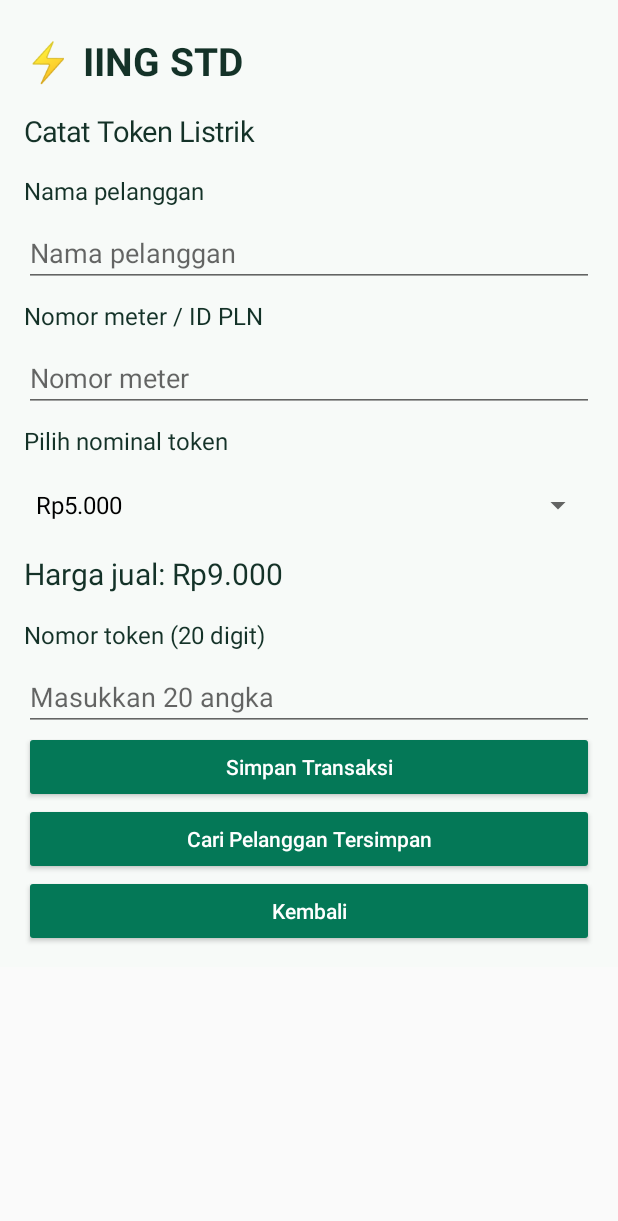
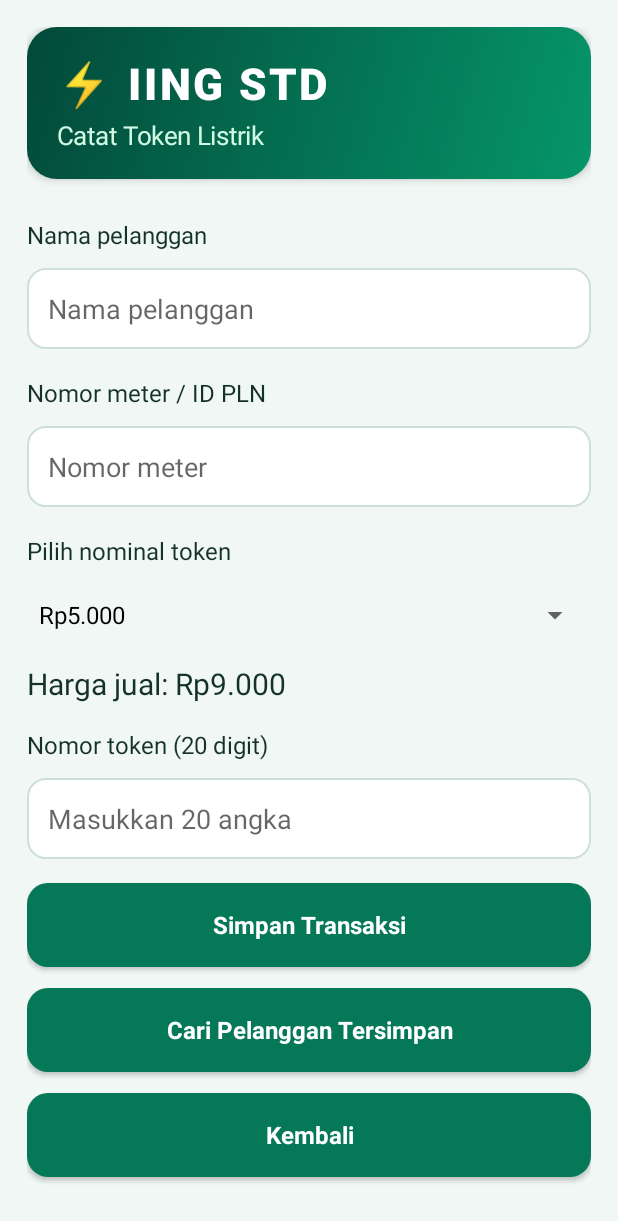
Before and after one commit to stdcrypto-boop/IING-STD-Token-Listrik, an Android app: the screen it shows after launch (MainActivity), after a tap on "＋ Transaksi Baru", on a phone screen of 412 x 824 dp. Shown: the top 1221 px of the screen. Run offline under Robolectric (Android 15) with nearby library versions, the phone set to English and light mode, and no system bars.

Commit message:
Redesign app with branded green UI and print lightning logo on every receipt

```diff
--- a/app/src/main/java/com/iingstd/token/MainActivity.java
+++ b/app/src/main/java/com/iingstd/token/MainActivity.java
@@ -8,6 +8,11 @@ import android.content.*;
 import android.content.pm.PackageManager;
 import android.graphics.Color;
 import android.graphics.Typeface;
+import android.graphics.Bitmap;
+import android.graphics.Canvas;
+import android.graphics.Paint;
+import android.graphics.Path;
+import android.graphics.drawable.GradientDrawable;
 import android.view.*;
 import android.widget.*;
 import org.json.*;
@@ -50,11 +55,31 @@ public class MainActivity extends Activity {
     }catch(Exception ignored){}
   }
   public void onCreate(Bundle b){super.onCreate(b);load();applyRequestedPricesOnce();home();}
-  LinearLayout panel(){root=new LinearLayout(this);root.setOrientation(1);root.setPadding(24,22,24,20);root.setBackgroundColor(Color.rgb(247,250,248));ScrollView s=new ScrollView(this);s.addView(root);setContentView(s);return root;}
+  int dp(int v){return (int)(getResources().getDisplayMetrics().density*v+0.5f);}
+  GradientDrawable shape(int color,int radius){GradientDrawable d=new GradientDrawable();d.setColor(color);d.setCornerRadius(dp(radius));return d;}
+  LinearLayout panel(){
+    root=new LinearLayout(this);root.setOrientation(1);root.setPadding(dp(18),dp(18),dp(18),dp(24));root.setBackgroundColor(Color.rgb(240,247,244));
+    ScrollView sc=new ScrollView(this);sc.setFillViewport(true);sc.addView(root);setContentView(sc);return root;
+  }
   TextView label(String s,int size){TextView t=new TextView(this);t.setText(s);t.setTextSize(size);t.setTextColor(Color.rgb(20,50,40));t.setPadding(0,12,0,12);root.addView(t);return t;}
-  Button button(String s,Runnable r){Button b=new Button(this);b.setText(s);b.setAllCaps(false);b.setTextColor(Color.WHITE);b.setBackgroundTintList(android.content.res.ColorStateList.valueOf(green));root.addView(b);b.setOnClickListener(v->r.run());return b;}
-  EditText field(String hint,int type){EditText e=new EditText(this);e.setHint(hint);e.setTextSize(18);e.setInputType(type);e.setSingleLine(true);root.addView(e);return e;}
-  void header(String title){label("⚡ IING STD",26).setTypeface(null,Typeface.BOLD);label(title,19);}
+  Button button(String s,Runnable r){
+    Button b=new Button(this);b.setText(s);b.setAllCaps(false);b.setTextSize(16);b.setTypeface(null,Typeface.BOLD);b.setTextColor(Color.WHITE);
+    b.setBackground(shape(green,14));b.setElevation(dp(3));b.setPadding(dp(12),dp(12),dp(12),dp(12));
+    LinearLayout.LayoutParams p=new LinearLayout.LayoutParams(-1,dp(56));p.setMargins(0,dp(6),0,dp(8));root.addView(b,p);b.setOnClickListener(v->r.run());return b;
+  }
+  EditText field(String hint,int type){
+    EditText e=new EditText(this);e.setHint(hint);e.setTextSize(18);e.setInputType(type);e.setSingleLine(true);
+    GradientDrawable bg=shape(Color.WHITE,12);bg.setStroke(dp(1),Color.rgb(204,224,216));e.setBackground(bg);e.setPadding(dp(14),0,dp(14),0);
+    LinearLayout.LayoutParams p=new LinearLayout.LayoutParams(-1,dp(54));p.setMargins(0,dp(3),0,dp(10));root.addView(e,p);return e;
+  }
+  void header(String title){
+    LinearLayout banner=new LinearLayout(this);banner.setOrientation(1);banner.setPadding(dp(20),dp(18),dp(20),dp(18));
+    GradientDrawable bg=new GradientDrawable(GradientDrawable.Orientation.TL_BR,new int[]{Color.rgb(3,73,57),Color.rgb(5,150,105)});
+    bg.setCornerRadius(dp(20));banner.setBackground(bg);banner.setElevation(dp(4));
+    LinearLayout.LayoutParams bp=new LinearLayout.LayoutParams(-1,-2);bp.setMargins(0,0,0,dp(18));root.addView(banner,bp);
+    TextView brand=new TextView(this);brand.setText("⚡ IING STD");brand.setTextColor(Color.WHITE);brand.setTextSize(29);brand.setLetterSpacing(0.07f);brand.setTypeface(Typeface.create("sans-serif-black",Typeface.BOLD));banner.addView(brand);
+    TextView subtitle=new TextView(this);subtitle.setText(title);subtitle.setTextColor(Color.rgb(209,250,229));subtitle.setTextSize(17);subtitle.setPadding(0,dp(4),0,0);banner.addView(subtitle);
+  }
   void home(){panel();header("Token Listrik");button("＋ Transaksi Baru",()->form());button("☰ Daftar Harga",()->pricePage());button("◷ Riwayat Transaksi",()->history());label("Data disimpan offline di HP. Nama dan nomor meter pelanggan dapat dipakai kembali.",15);}
   void form(){panel();header("Catat Token Listrik");label("Nama pelanggan",16);name=field("Nama pelanggan",1);label("Nomor meter / ID PLN",16);meter=field("Nomor meter",2);label("Pilih nominal token",16);
     nominal=new Spinner(this);ArrayAdapter<String> adapter=new ArrayAdapter<>(this,android.R.layout.simple_spinner_dropdown_item,new String[]{"Rp5.000","Rp10.000","Rp15.000","Rp20.000","Rp50.000","Rp100.000","Rp200.000","Rp500.000","Rp1.000.000"});nominal.setAdapter(adapter);root.addView(nominal);
@@ -70,6 +95,24 @@ public class MainActivity extends Activity {
   String receipt(JSONObject o){return "IING STD TOKEN LISTRIK\n------------------------------\nNama: "+o.optString("name")+"\nNo Meter: "+o.optString("meter")+"\nNominal: "+money(o.optString("amount"))+"\nHarga: "+money(getPrice(o.optString("amount")))+"\nTanggal: "+o.optString("date")+"\nTOKEN:\n"+o.optString("token")+"\n------------------------------\nSimpan nomor token Anda\n";}
   void pricePage(){panel();header("Atur Daftar Harga");for(String a:amounts){label("Token "+money(a),16);EditText e=field("Harga jual",2);e.setText(getPrice(a));button("Simpan harga "+money(a),()->{try{long p=Long.parseLong(val(e));if(p<0)throw new Exception();prices.put(a,String.valueOf(p));save();toast("Harga tersimpan");}catch(Exception x){toast("Masukkan harga yang valid");}});}button("Kembali",()->home());}
   void history(){panel();header("Riwayat Transaksi");EditText search=field("Cari nama / nomor meter",1);LinearLayout list=new LinearLayout(this);list.setOrientation(1);root.addView(list);Runnable render=()->{list.removeAllViews();String q=val(search).toLowerCase();for(int i=records.length()-1;i>=0;i--){JSONObject o=records.optJSONObject(i);if(o==null)continue;if(!(o.optString("name")+" "+o.optString("meter")).toLowerCase().contains(q))continue;Button b=new Button(this);b.setAllCaps(false);b.setText(o.optString("name")+" • "+money(o.optString("amount"))+"\n"+o.optString("date"));list.addView(b);b.setOnClickListener(v->new AlertDialog.Builder(this).setTitle("Detail token").setMessage(receipt(o)).setPositiveButton("Cetak",(d,w)->{lastReceipt=receipt(o);print();}).setNeutralButton("Salin Token",(d,w)->{((android.content.ClipboardManager)getSystemService(CLIPBOARD_SERVICE)).setPrimaryClip(ClipData.newPlainText("Token PLN",o.optString("token")));toast("Token disalin");}).setNegativeButton("Tutup",null).show());}};search.addTextChangedListener(new android.text.TextWatcher(){public void beforeTextChanged(CharSequence s,int st,int c,int a){}public void onTextChanged(CharSequence s,int st,int before,int count){render.run();}public void afterTextChanged(android.text.Editable e){}});render.run();button("Kembali",()->home());}
+  // Black-and-white lightning emblem printed as ESC/POS raster graphics (58mm compatible).
+  void printLogo(OutputStream out) throws Exception {
+    final int width=96,height=96;
+    Bitmap bitmap=Bitmap.createBitmap(width,height,Bitmap.Config.ARGB_8888);
+    Canvas canvas=new Canvas(bitmap);canvas.drawColor(Color.WHITE);
+    Paint paint=new Paint(Paint.ANTI_ALIAS_FLAG);paint.setColor(Color.BLACK);paint.setStyle(Paint.Style.STROKE);paint.setStrokeWidth(5);
+    canvas.drawCircle(48,48,43,paint);
+    paint.setStyle(Paint.Style.FILL);
+    Path bolt=new Path();bolt.moveTo(54,9);bolt.lineTo(24,53);bolt.lineTo(44,53);bolt.lineTo(38,87);bolt.lineTo(76,39);bolt.lineTo(53,39);bolt.close();canvas.drawPath(bolt,paint);
+    int bytesPerRow=width/8;
+    out.write(new byte[]{27,97,1,29,118,48,0,(byte)bytesPerRow,0,(byte)(height&255),(byte)(height>>8)});
+    for(int y=0;y<height;y++)for(int x=0;x<width;x+=8){
+      int bits=0;
+      for(int k=0;k<8;k++){int color=bitmap.getPixel(x+k,y);int lum=(Color.red(color)+Color.green(color)+Color.blue(color))/3;if(lum<128)bits|=(128>>k);}
+      out.write(bits);
+    }
+    out.write(10);out.write(new byte[]{27,97,0});bitmap.recycle();
+  }
   void styledLine(OutputStream out,String line,int mode,int align) throws Exception {
     out.write(new byte[]{27,97,(byte)align,27,33,(byte)mode});
     out.write((line+"\n").getBytes("UTF-8"));
@@ -77,6 +120,7 @@ public class MainActivity extends Activity {
   }
   void printReceipt(OutputStream out,String data) throws Exception {
     out.write(new byte[]{27,64});
+    printLogo(out);
     for(String line:data.split("\\n")){
       if(line.startsWith("IING STD TOKEN")) {
         styledLine(out,"IING STD",0x18,1);
```
